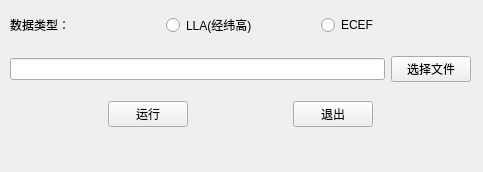
Before: the Qt Designer form test_pyqt5/ui/untitled.ui in Lain928/MachineLearning, drawn with Qt 5.
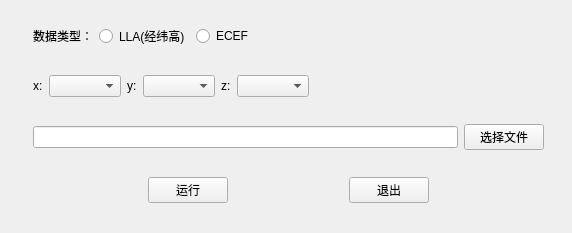
After: the same form once the commit is applied.

Diff of the .ui file:
```diff
--- a/test_pyqt5/ui/untitled.ui
+++ b/test_pyqt5/ui/untitled.ui
@@ -6,8 +6,8 @@
    <rect>
     <x>0</x>
     <y>0</y>
-    <width>483</width>
-    <height>172</height>
+    <width>572</width>
+    <height>233</height>
    </rect>
   </property>
   <property name="windowTitle">
@@ -16,10 +16,10 @@
   <widget class="QWidget" name="">
    <property name="geometry">
     <rect>
-     <x>10</x>
-     <y>0</y>
-     <width>461</width>
-     <height>141</height>
+     <x>33</x>
+     <y>3</y>
+     <width>511</width>
+     <height>221</height>
     </rect>
    </property>
    <layout class="QVBoxLayout" name="verticalLayout">
@@ -45,6 +45,87 @@
          <string>ECEF</string>
         </property>
        </widget>
+      </item>
+      <item>
+       <spacer name="horizontalSpacer_5">
+        <property name="orientation">
+         <enum>Qt::Horizontal</enum>
+        </property>
+        <property name="sizeHint" stdset="0">
+         <size>
+          <width>40</width>
+          <height>20</height>
+         </size>
+        </property>
+       </spacer>
+      </item>
+     </layout>
+    </item>
+    <item>
+     <layout class="QHBoxLayout" name="horizontalLayout_4">
+      <item>
+       <widget class="QLabel" name="label_2">
+        <property name="text">
+         <string>x:</string>
+        </property>
+       </widget>
+      </item>
+      <item>
+       <widget class="QComboBox" name="comboBox_x">
+        <property name="iconSize">
+         <size>
+          <width>30</width>
+          <height>19</height>
+         </size>
+        </property>
+       </widget>
+      </item>
+      <item>
+       <widget class="QLabel" name="label_3">
+        <property name="text">
+         <string>y:</string>
+        </property>
+       </widget>
+      </item>
+      <item>
+       <widget class="QComboBox" name="comboBox_y">
+        <property name="iconSize">
+         <size>
+          <width>30</width>
+          <height>19</height>
+         </size>
+        </property>
+       </widget>
+      </item>
+      <item>
+       <widget class="QLabel" name="label_4">
+        <property name="text">
+         <string>z:</string>
+        </property>
+       </widget>
+      </item>
+      <item>
+       <widget class="QComboBox" name="comboBox_z">
+        <property name="iconSize">
+         <size>
+          <width>30</width>
+          <height>19</height>
+         </size>
+        </property>
+       </widget>
+      </item>
+      <item>
+       <spacer name="horizontalSpacer_4">
+        <property name="orientation">
+         <enum>Qt::Horizontal</enum>
+        </property>
+        <property name="sizeHint" stdset="0">
+         <size>
+          <width>40</width>
+          <height>20</height>
+         </size>
+        </property>
+       </spacer>
       </item>
      </layout>
     </item>
```
